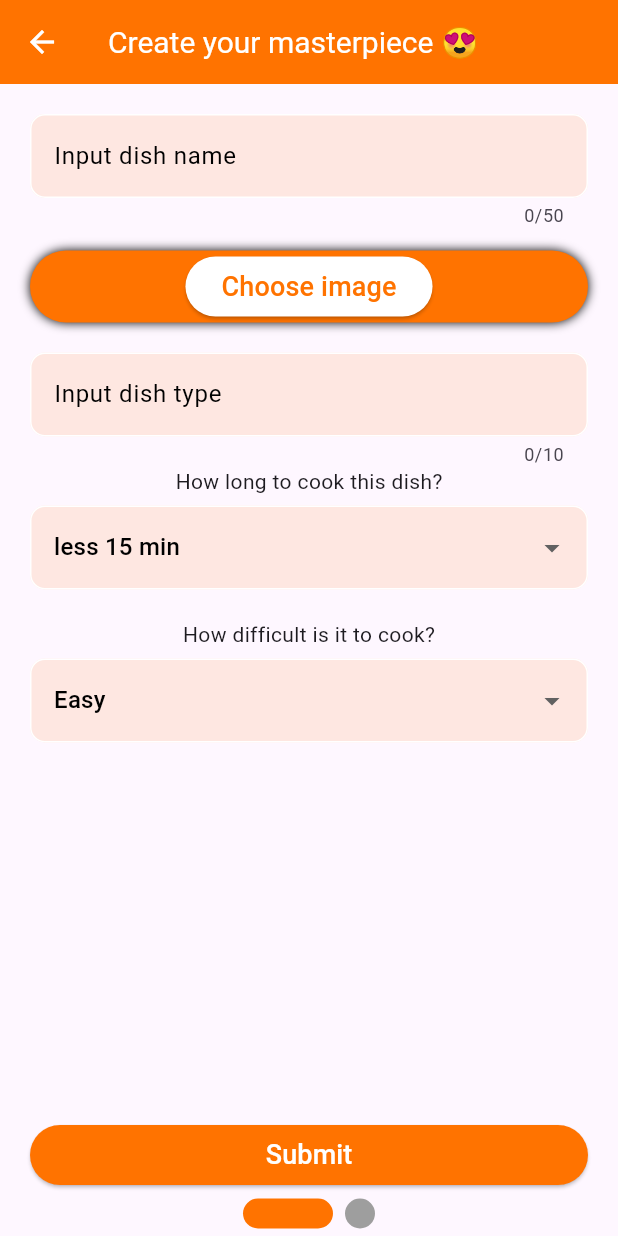
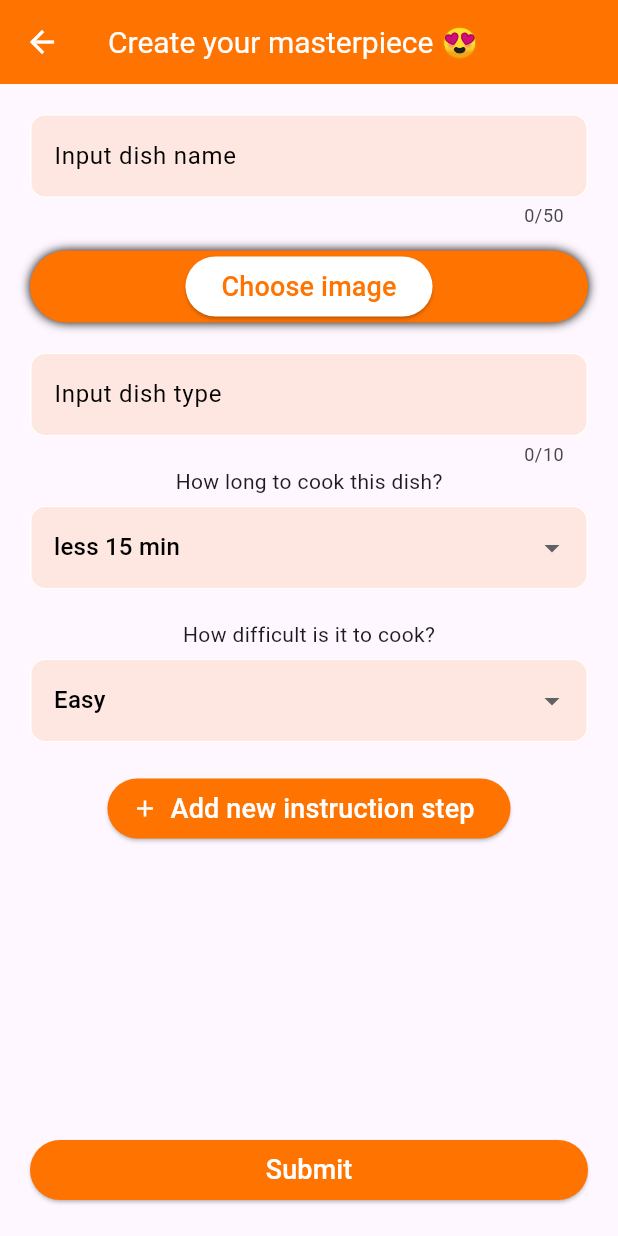
Before and after one commit to maximu211/menuAppFlutter, a Flutter app: the AddPage screen opened directly, on a phone screen of 412 x 824 dp. Run offline on Flutter 3.47's test engine with Material 3 defaults, Android fonts, the phone set to English and light mode, and no system bars; drawn by our look-alikes of smooth_page_indicator; our stand-ins replace easy_search_bar, google_fonts, image_picker; missing offline and left inert: image_editor_plus.

Commit message:
fixed step adding

```diff
--- a/lib/add_page/add_page.dart
+++ b/lib/add_page/add_page.dart
@@ -1,12 +1,10 @@
 import 'package:flutter/material.dart';
 import 'package:flutter/services.dart';
-import 'package:menuapp/add_page/form/instruction_form/instruction_form.dart';
 import 'package:menuapp/add_page/form/main_form/main_form.dart';
 import 'package:menuapp/global_variables/color_variables.dart';
 import 'package:menuapp/global_variables/font_size_variables.dart';
 import 'package:menuapp/global_variables/modal_dialog.dart';
 import 'package:menuapp/models/models.dart';
-import 'package:smooth_page_indicator/smooth_page_indicator.dart';
 
 class AddPage extends StatefulWidget {
   const AddPage({super.key});
@@ -68,15 +66,7 @@ class _AddPage extends State<AddPage> {
         mainAxisAlignment: MainAxisAlignment.center,
         children: [
           Expanded(
-            child: PageView(
-              controller: _pageController,
-              onPageChanged: (int page) {
-                setState(() {
-                  _currentPage = page;
-                });
-              },
-              children: [
-                MainForm(
+            child: MainForm(
               image: image,
               fieldNameController: _fieldNameController,
               maxNameLenght: FiledMaxLenght.maxLenghtDishName,
@@ -89,14 +79,9 @@ class _AddPage extends State<AddPage> {
                 return;
               },
             ),
-                const InstuctionForm(),
-              ],
           ),
-          ),
-          Column(
-            children: [
           Container(
-                margin: const EdgeInsets.symmetric(horizontal: 20),
+            margin: const EdgeInsets.only(left: 20, bottom: 20, right: 20),
             width: double.maxFinite,
             child: ElevatedButton(
               style: ElevatedButton.styleFrom(
@@ -110,26 +95,6 @@ class _AddPage extends State<AddPage> {
               ),
             ),
           ),
-              Container(
-                margin: const EdgeInsets.all(5),
-                child: Row(
-                  mainAxisAlignment: MainAxisAlignment.spaceAround,
-                  children: [
-                    SmoothPageIndicator(
-                      controller: _pageController,
-                      count: 2,
-                      effect: ExpandingDotsEffect(
-                        activeDotColor: ColorVariables.primaryColor,
-                        dotColor: Colors.grey,
-                        dotWidth: 20,
-                        dotHeight: 20,
-                      ),
-                    ),
-                  ],
-                ),
-              ),
-            ],
-          ),
         ],
       ),
     );
--- a/lib/add_page/form/form_components/form_card_button.dart
+++ b/lib/add_page/form/form_components/form_card_button.dart
@@ -10,7 +10,7 @@ class FormCardButton extends StatelessWidget {
       required this.label,
       required this.isColorMain});
 
-  final void Function() onPressed;
+  final void Function()? onPressed;
   final IconData icon;
   final String label;
   final bool isColorMain;
--- a/lib/add_page/form/instruction_form/instruction_form.dart
+++ b/lib/add_page/form/instruction_form/instruction_form.dart
@@ -34,8 +34,6 @@ class _InstuctionFormState extends State<InstuctionForm> {
   @override
   Widget build(BuildContext context) {
     return SingleChildScrollView(
-      child: Container(
-        margin: const EdgeInsets.all(20),
       child: Column(
         children: [
           stepList.isEmpty
@@ -81,7 +79,6 @@ class _InstuctionFormState extends State<InstuctionForm> {
           ),
         ],
       ),
-      ),
     );
   }
 }
--- a/lib/add_page/form/main_form/main_form.dart
+++ b/lib/add_page/form/main_form/main_form.dart
@@ -1,6 +1,7 @@
 import 'dart:typed_data';
 
 import 'package:flutter/material.dart';
+import 'package:menuapp/add_page/form/instruction_form/instruction_form.dart';
 import 'package:menuapp/add_page/form/main_form/additional_informaton_form.dart';
 import 'package:menuapp/add_page/form/main_form/baner_form.dart';
 
@@ -47,7 +48,9 @@ class _MainFormState extends State<MainForm> {
               fieldController: widget.dishTypeFieldController,
               maxLenght: widget.maxDishTypeLenght,
               validator: widget.validatorDishTypeField,
-            )
+            ),
+            const SizedBox(height: 20),
+            const InstuctionForm(),
           ],
         ),
       ),
```
Also changed, not shown: lib/add_page/form/form_components/image_picker/image_picker.dart (+7 -4 lines), lib/add_page/form/form_components/instruction_step_card/instruction_step_card.dart (+19 -10 lines), lib/add_page/form/form_components/instruction_step_card/step_update_page.dart (+80 -38 lines), lib/home_page/receipt_page/list_of_ingredients/step_card.dart (+22 -13 lines), lib/add_page/form/form_components/image_picker/image_bottom_modal.dart (renamed from lib/add_page/form/form_components/image_bottom_modal.dart), 1 other file. Lines whose indentation alone changed are shown as unchanged.
